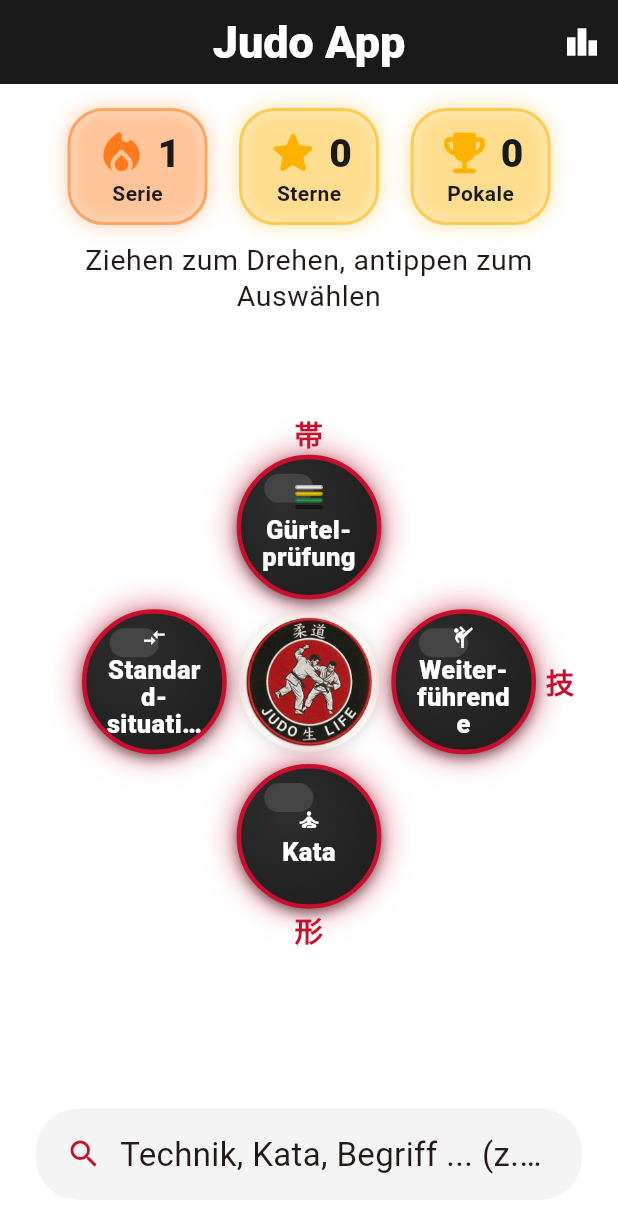
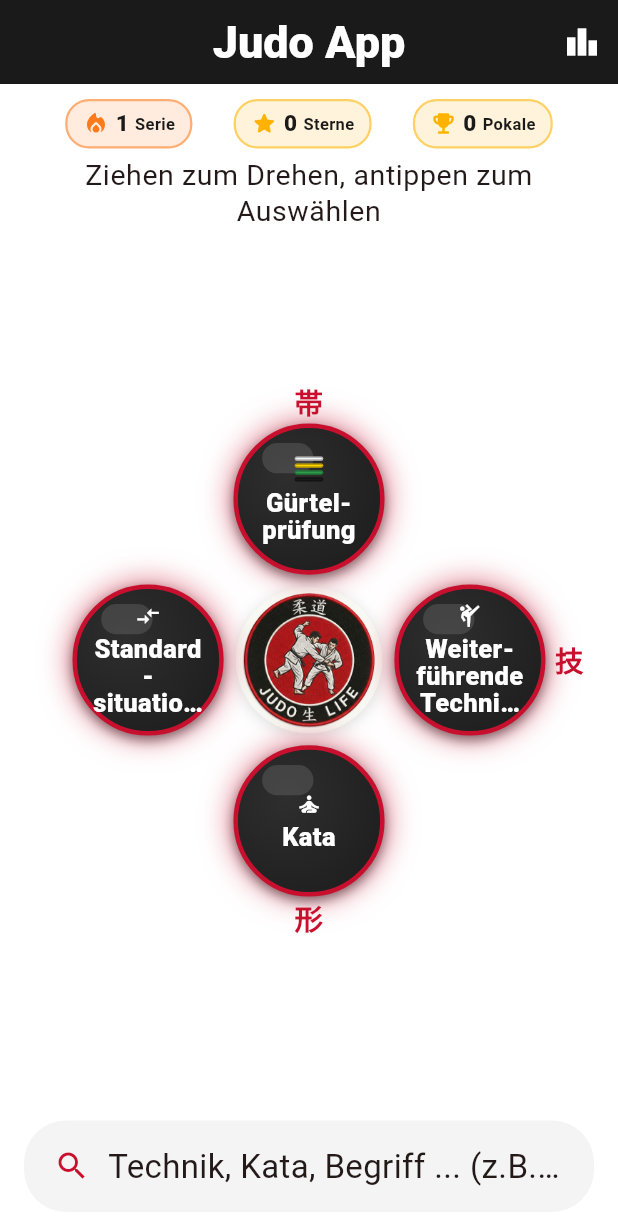
Before and after one commit to emiliosalomon/Judo-App, a Flutter app: the screen it shows after launch, on a phone screen of 412 x 824 dp. Shown: the top 1225 px of the screen. Run offline on Flutter 3.47's test engine with Material 3 defaults, Android fonts, the phone set to English and light mode, and no system bars; our stand-ins replace cloud_firestore, firebase_auth, firebase_core, shared_preferences; accounts and stored records are empty.

Commit message:
Blauen Standard-Flutter-Statusbalken entfernt, Startbildschirm entschlackt
manifest.json nutzte noch die Flutter-Default-Farbe (#0175C2) fuer
theme_color/background_color, sichtbar als blauer Balken im Status-
Bereich der installierten Web-App - jetzt an die App-Farben angepasst
(Statusleiste schwarz wie die AppBar, Ladehintergrund weiss wie der
Scaffold).

Serie/Sterne/Pokale-Anzeige deutlich kompakter (einzeilige Pills statt
grosser zweizeiliger Karten), Abstaende rund ums Auswahlrad verringert -
das Rad ruemckt dadurch staerker in den Vordergrund.

```diff
--- a/lib/screens/home_screen.dart
+++ b/lib/screens/home_screen.dart
@@ -49,17 +49,20 @@ class _HomeScreenState extends State<HomeScreen> {
       ),
       body: SafeArea(
         child: Padding(
-          padding: const EdgeInsets.fromLTRB(24, 16, 24, 24),
+          padding: const EdgeInsets.fromLTRB(16, 10, 16, 16),
           child: Column(
             children: [
+              // Bewusst kompakt gehalten: die Serie/Sterne/Pokale-Anzeige
+              // ist ein Nebenschauplatz, das Auswahlrad soll den groessten
+              // Teil des Bildschirms einnehmen.
               const StatsBanner(),
-              const SizedBox(height: 12),
+              const SizedBox(height: 6),
               Text(
                 AppStrings.wheelHint,
                 style: Theme.of(context).textTheme.bodySmall,
                 textAlign: TextAlign.center,
               ),
-              const SizedBox(height: 16),
+              const SizedBox(height: 8),
               Expanded(
                 child: Center(
                   child: AspectRatio(
@@ -71,11 +74,10 @@ class _HomeScreenState extends State<HomeScreen> {
                   ),
                 ),
               ),
-              // Grosszuegiger Abstand: das Rad zeichnet Kanji-Beschriftungen
-              // per Clip.none bewusst etwas ueber seine eigene Kreisflaeche
-              // hinaus - der Puffer verhindert, dass diese mit der
-              // Suchleiste darunter kollidieren.
-              const SizedBox(height: 56),
+              // Puffer, damit das Rad (das per Clip.none in seltenen Faellen
+              // etwas ueber die eigene Kreisflaeche hinausragt) nicht mit
+              // der Suchleiste darunter kollidiert.
+              const SizedBox(height: 28),
               const _HomeSearchBar(),
             ],
           ),
--- a/lib/widgets/stats_banner.dart
+++ b/lib/widgets/stats_banner.dart
@@ -92,41 +92,30 @@ class _StatPill extends StatelessWidget {
   @override
   Widget build(BuildContext context) {
     final pill = Container(
-      padding: const EdgeInsets.symmetric(horizontal: 16, vertical: 10),
+      padding: const EdgeInsets.symmetric(horizontal: 10, vertical: 5),
       decoration: BoxDecoration(
         color: color.withValues(alpha: 0.14),
-        borderRadius: BorderRadius.circular(24),
-        border: Border.all(color: color.withValues(alpha: 0.55), width: 2),
-        boxShadow: [
-          BoxShadow(
-            color: color.withValues(alpha: 0.35),
-            blurRadius: 10,
-            spreadRadius: 0.5,
+        borderRadius: BorderRadius.circular(16),
+        border: Border.all(color: color.withValues(alpha: 0.55), width: 1.5),
       ),
-        ],
-      ),
-      child: Column(
+      child: Row(
         mainAxisSize: MainAxisSize.min,
         children: [
-          Row(
-            mainAxisSize: MainAxisSize.min,
-            children: [
-              Icon(icon, color: color, size: 36),
-              const SizedBox(width: 6),
+          Icon(icon, color: color, size: 18),
+          const SizedBox(width: 4),
           Text(
             '$value',
             style: const TextStyle(
-                  fontSize: 26,
+              fontSize: 15,
               fontWeight: FontWeight.w900,
               color: JudoColors.black,
             ),
           ),
-            ],
-          ),
+          const SizedBox(width: 4),
           Text(
             label,
             style: const TextStyle(
-              fontSize: 14,
+              fontSize: 11,
               fontWeight: FontWeight.w700,
               color: JudoColors.black,
             ),
```
Also changed, not shown: 1 other file. Lines whose indentation alone changed are shown as unchanged.
